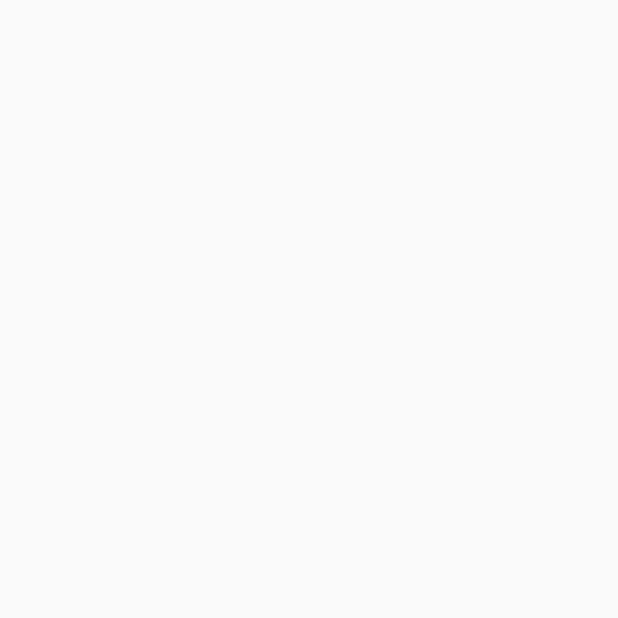
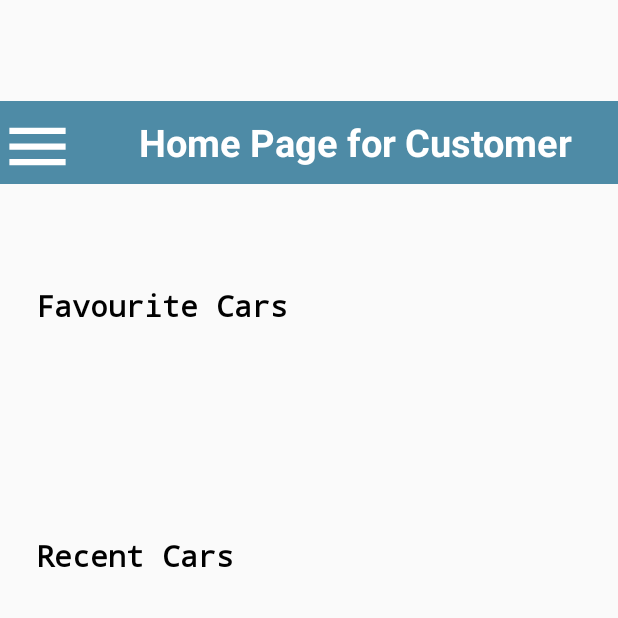
Before and after one commit to ma7moud3zim/Carket-CarMarket, an Android app: the HomeActivityCust screen opened directly, with no data from a screen before it, on a phone screen of 412 x 824 dp, the top half of it. Before the commit the part shown is empty. Run offline under Robolectric (Android 15) with nearby library versions, the phone set to English and light mode, and no system bars.

Commit message:
HomeCustomer
Make the main shape of home page activity and I will add the cards of cars and everyone of them will have move the user to another activity which view the car.

```diff
--- /dev/null
+++ b/app/src/main/res/drawable/ic_menu.xml
@@ -0,0 +1,7 @@
+<vector android:height="50dp"  android:tint="#FFFFFF"
+    android:viewportHeight="24" android:viewportWidth="24"
+    android:width="50dp" xmlns:android="http://schemas.android.com/apk/res/android">
+    <path android:fillColor="@android:color/white"
+        android:pathData="M3,18h18v-2L3,16v2zM3,13h18v-2L3,11v2zM3,6v2h18L21,6L3,6z"
+        />
+</vector>
--- a/app/src/main/res/layout/activity_home_cust.xml
+++ b/app/src/main/res/layout/activity_home_cust.xml
@@ -1,16 +1,101 @@
 <?xml version="1.0" encoding="utf-8"?>
+
 <androidx.drawerlayout.widget.DrawerLayout xmlns:android="http://schemas.android.com/apk/res/android"
     xmlns:app="http://schemas.android.com/apk/res-auto"
     xmlns:tools="http://schemas.android.com/tools"
     android:layout_width="match_parent"
-    android:id="@+id/homeCustomer"
     android:layout_height="match_parent"
-    tools:context=".customer.HomeActivityCust">
+    android:gravity="center_horizontal"
+    android:orientation="vertical"
+    tools:context=".customer.HomeActivityCust"
+    android:id="@+id/homeCustomer">
+
 
     <androidx.constraintlayout.widget.ConstraintLayout
             android:layout_width="match_parent"
-        android:layout_height="match_parent"
+            android:layout_height="match_parent">
+
+    <LinearLayout
+        android:id="@+id/header"
+        android:layout_width="match_parent"
+        android:layout_height="wrap_content"
+        app:layout_constraintBottom_toTopOf="@id/favScroll"
+        app:layout_constraintLeft_toLeftOf="parent"
+        app:layout_constraintRight_toRightOf="parent"
+        app:layout_constraintTop_toTopOf="parent"
+        android:background="@color/grayb"
+        android:orientation="horizontal"
         >
+        <ImageView
+            android:layout_width="wrap_content"
+            android:layout_height="wrap_content"
+            android:src="@drawable/ic_menu"
+            android:layout_marginTop="5sp"
+            />
+
+        <TextView
+            android:id="@+id/homeTitle"
+            android:layout_width="match_parent"
+            android:layout_height="40sp"
+            android:text="  Home Page for Customer"
+            android:textAlignment="center"
+            android:layout_marginTop="10sp"
+            android:textColor="@color/white"
+            android:textSize="25sp"
+            android:textStyle="bold"
+             />
+    </LinearLayout>
+
+        <ScrollView
+            android:id="@+id/favScroll"
+            android:layout_width="match_parent"
+            android:layout_height="100sp"
+            android:scrollbars="none"
+            app:layout_constraintBottom_toBottomOf="parent"
+            app:layout_constraintHorizontal_bias="0.0"
+            app:layout_constraintLeft_toLeftOf="parent"
+            app:layout_constraintRight_toRightOf="parent"
+            app:layout_constraintTop_toBottomOf="@id/header"
+            app:layout_constraintBottom_toTopOf="@id/recCars"
+            >
+
+            <LinearLayout
+                android:layout_width="match_parent"
+                android:layout_height="wrap_content"
+                android:orientation="vertical">
+
+                <TextView
+                    android:layout_width="wrap_content"
+                    android:layout_height="wrap_content"
+                    android:text="  Favourite Cars"
+                    android:fontFamily="monospace"
+                    android:textColor="@color/black"
+                    android:textSize="20sp"
+                    android:textStyle="bold" />
+
+                <androidx.core.widget.NestedScrollView
+                    android:id="@+id/mainCateg"
+                    android:layout_width="match_parent"
+                    android:layout_height="wrap_content"
+                    android:orientation="horizontal"
+                    app:layoutManager="androidx.recyclerview.widget.LinearLayoutManager"
+                    tools:itemCount="1" />
+            </LinearLayout>
+        </ScrollView>
+
+        <TextView
+            android:id="@+id/recCars"
+            android:layout_width="match_parent"
+            android:layout_height="400sp"
+            android:text="  Recent Cars"
+            android:fontFamily="monospace"
+            android:textColor="@color/black"
+            android:textSize="20sp"
+            android:textStyle="bold"
+            app:layout_constraintTop_toBottomOf="@+id/favScroll"
+            app:layout_constraintBottom_toBottomOf="parent"
+            />
+
 
     </androidx.constraintlayout.widget.ConstraintLayout>
 
@@ -21,8 +106,7 @@
             android:layout_gravity="start"
             android:fitsSystemWindows="true"
             app:headerLayout="@layout/nav_header"
-        app:menu="@menu/nav_menu"
-        >
+            app:menu="@menu/nav_menu">
 
         </com.google.android.material.navigation.NavigationView>
     </androidx.drawerlayout.widget.DrawerLayout>
```
Lines whose indentation alone changed are shown as unchanged.
